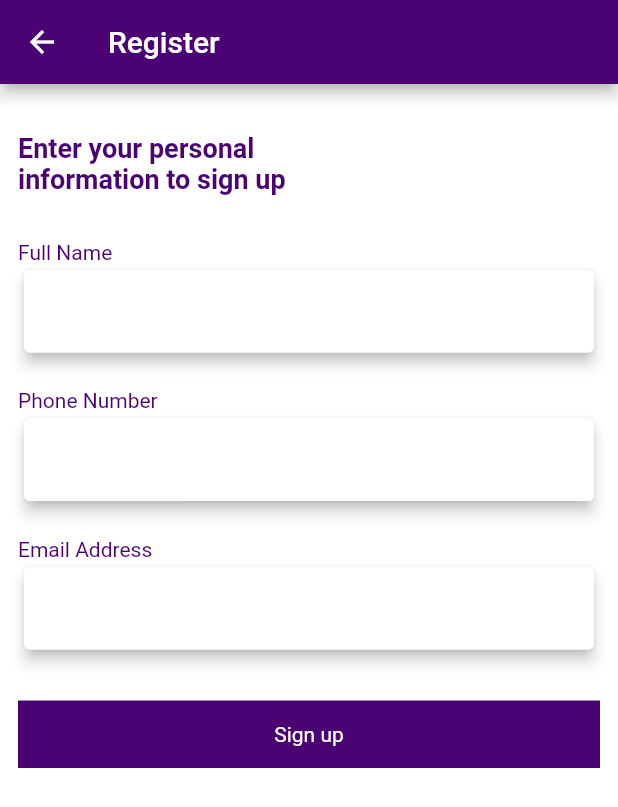
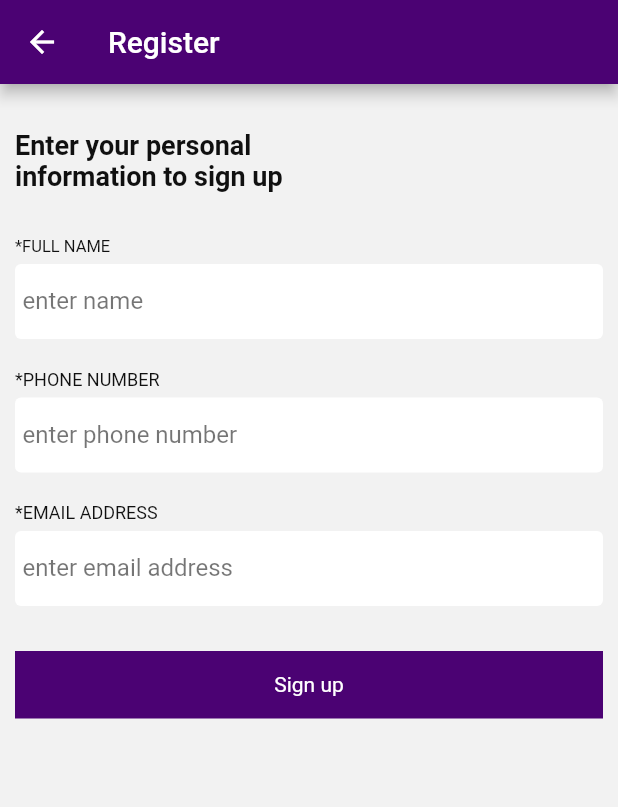
Before and after one commit to iceztech/gsscomplete, a Flutter app: the RegistrationPage screen opened directly, on a phone screen of 412 x 824 dp. Shown: the top 807 px of the screen. Run offline on Flutter 3.47's test engine with Material 2 defaults, Android fonts, the phone set to English and light mode, and no system bars; our stand-ins replace shared_preferences, sqflite; missing offline and left inert: flutter_paystack, monnify_flutter_sdk; accounts and stored records are empty.

Commit message:
new update

```diff
--- a/lib/commons/widgets/textfields/main_textfield.dart
+++ b/lib/commons/widgets/textfields/main_textfield.dart
@@ -3,7 +3,7 @@ import 'package:flutter/cupertino.dart';
 import 'package:flutter/material.dart';
 
 class NormalFields extends StatelessWidget {
-  final int maxLength;
+  final int maxLength, maxLines;
   final String labelText;
   final String hintText;
   final Function onChanged;
@@ -18,14 +18,13 @@ class NormalFields extends StatelessWidget {
       required this.controller,
       this.textInputType = TextInputType.text,
       this.isEditable = true,
-      this.maxLength = 200});
+      this.maxLength = 200,
+      this.maxLines = 1});
 
   @override
   Widget build(BuildContext context) {
-    return Card(
-      elevation: 4,
-      child: Container(
-        height: 55,
+    return Container(
+      height: (maxLines > 1) ? 130 : 50,
       decoration: BoxDecoration(
           color: Colors.white,
           borderRadius: BorderRadius.all(Radius.circular(4))),
@@ -33,7 +32,7 @@ class NormalFields extends StatelessWidget {
         padding: const EdgeInsets.only(left: 5.0),
         child: TextField(
           maxLength: maxLength,
-            maxLines: 1,
+          maxLines: maxLines,
           cursorColor: kSecondaryColor,
           enabled: isEditable,
           controller: controller,
@@ -45,12 +44,13 @@ class NormalFields extends StatelessWidget {
               fontSize: 16,
               fontWeight: FontWeight.w400),
           decoration: InputDecoration(
+            floatingLabelBehavior: FloatingLabelBehavior.never,
             border: InputBorder.none,
             hintText: hintText,
             labelText: labelText,
             counterText: "",
-              hintStyle: TextStyle(color: Colors.black38, fontSize: 16.0),
-            ),
+            labelStyle: TextStyle(color: Colors.black54, fontSize: 16.0),
+            hintStyle: TextStyle(color: Colors.black54, fontSize: 16.0),
           ),
         ),
       ),
--- a/lib/screens/activation/activation_page.dart
+++ b/lib/screens/activation/activation_page.dart
@@ -19,7 +19,7 @@ class _ActivationPageState extends State<ActivationPage> {
   @override
   Widget build(BuildContext context) {
     return Scaffold(
-      backgroundColor: Colors.white70.withOpacity(0.99),
+      backgroundColor: kansBgColor,
       appBar: AppBar(
         automaticallyImplyLeading: false,
         title: Text(
--- a/lib/screens/registration/registration_page.dart
+++ b/lib/screens/registration/registration_page.dart
@@ -20,7 +20,7 @@ class _RegistrationPageState extends State<RegistrationPage> {
   @override
   Widget build(BuildContext context) {
     return Scaffold(
-      backgroundColor: Colors.white70.withOpacity(0.99),
+      backgroundColor: kansBgColor,
       appBar: AppBar(
         backgroundColor: kPrimaryColor,
         title: Text('Register', style: TextStyle(color: Colors.white)),
@@ -31,8 +31,9 @@ class _RegistrationPageState extends State<RegistrationPage> {
             child:
                 Icon(Platform.isIOS ? Icons.arrow_back_ios : Icons.arrow_back)),
       ),
-      body: Padding(
-        padding: const EdgeInsets.all(12.0),
+      body: SingleChildScrollView(
+        child: Padding(
+          padding: const EdgeInsets.all(10.0),
           child: Column(
             crossAxisAlignment: CrossAxisAlignment.start,
             children: [
@@ -43,20 +44,26 @@ class _RegistrationPageState extends State<RegistrationPage> {
                 'Enter your personal\ninformation to sign up',
                 style: TextStyle(
                     fontSize: 18,
-                  color: kPrimaryColor,
+                    color: kBlackColor,
                     fontWeight: FontWeight.bold),
               ),
               SizedBox(
                 height: 30,
               ),
               Text(
-              'Full Name',
-              style: TextStyle(fontSize: 14, color: kPrimaryColor),
+                '*FULL NAME',
+                style: TextStyle(
+                  fontSize: 11,
+                  color: kBlackColor,
+                ),
+              ),
+              SizedBox(
+                height: 5,
               ),
               NormalFields(
                 controller: TextEditingController(text: ''),
                 hintText: '',
-              labelText: '',
+                labelText: 'enter name',
                 isEditable: true,
                 onChanged: (String value) {},
               ),
@@ -64,13 +71,16 @@ class _RegistrationPageState extends State<RegistrationPage> {
                 height: 20,
               ),
               Text(
-              'Phone Number',
-              style: TextStyle(fontSize: 14, color: kPrimaryColor),
+                '*PHONE NUMBER',
+                style: TextStyle(fontSize: 12, color: kBlackColor),
+              ),
+              SizedBox(
+                height: 5,
               ),
               NormalFields(
                 controller: TextEditingController(text: ''),
                 hintText: '',
-              labelText: '',
+                labelText: 'enter phone number',
                 isEditable: true,
                 onChanged: (String value) {},
               ),
@@ -78,13 +88,16 @@ class _RegistrationPageState extends State<RegistrationPage> {
                 height: 20,
               ),
               Text(
-              'Email Address',
-              style: TextStyle(fontSize: 14, color: kPrimaryColor),
+                '*EMAIL ADDRESS',
+                style: TextStyle(fontSize: 12, color: kBlackColor),
+              ),
+              SizedBox(
+                height: 5,
               ),
               NormalFields(
                 controller: TextEditingController(text: ''),
                 hintText: '',
-              labelText: '',
+                labelText: 'enter email address',
                 isEditable: true,
                 onChanged: (String value) {},
               ),
@@ -103,6 +116,7 @@ class _RegistrationPageState extends State<RegistrationPage> {
             ],
           ),
         ),
+      ),
     );
   }
 }
--- a/lib/screens/select_courses/profile_course_page.dart
+++ b/lib/screens/select_courses/profile_course_page.dart
@@ -24,7 +24,7 @@ class _ProfileCoursePageState extends State<ProfileCoursePage> {
   @override
   Widget build(BuildContext context) {
     return Scaffold(
-      backgroundColor: Colors.white70.withOpacity(0.99),
+      backgroundColor: kansBgColor,
       body: Column(
         crossAxisAlignment: CrossAxisAlignment.start,
         children: [
--- a/lib/utils/constants/general_constants.dart
+++ b/lib/utils/constants/general_constants.dart
@@ -11,7 +11,7 @@ const kGreenColor = Color(0xFF6AC259);
 const kRedColor = Color(0xFFE92E30);
 const kGrayColor = Color(0xFFC1C1C1);
 const kBlackColor = Color(0xFF101010);
-const kansBgColor = Color(0xFFe2bbc3);
+const kansBgColor = Color(0xFFf2f2f2);
 const kCardShadowColor = Color(0xFF7b6669);
 const kBorderColor = Color(0xFFb2a5ba);
 
```
Also changed, not shown: lib/commons/components/answers_container.dart (+9 -3 lines), lib/screens/feedback/feedback_page.dart (+14 -13 lines), lib/screens/select_courses/take_exam_section_page.dart (+7 -10 lines). Lines whose indentation alone changed are shown as unchanged.
